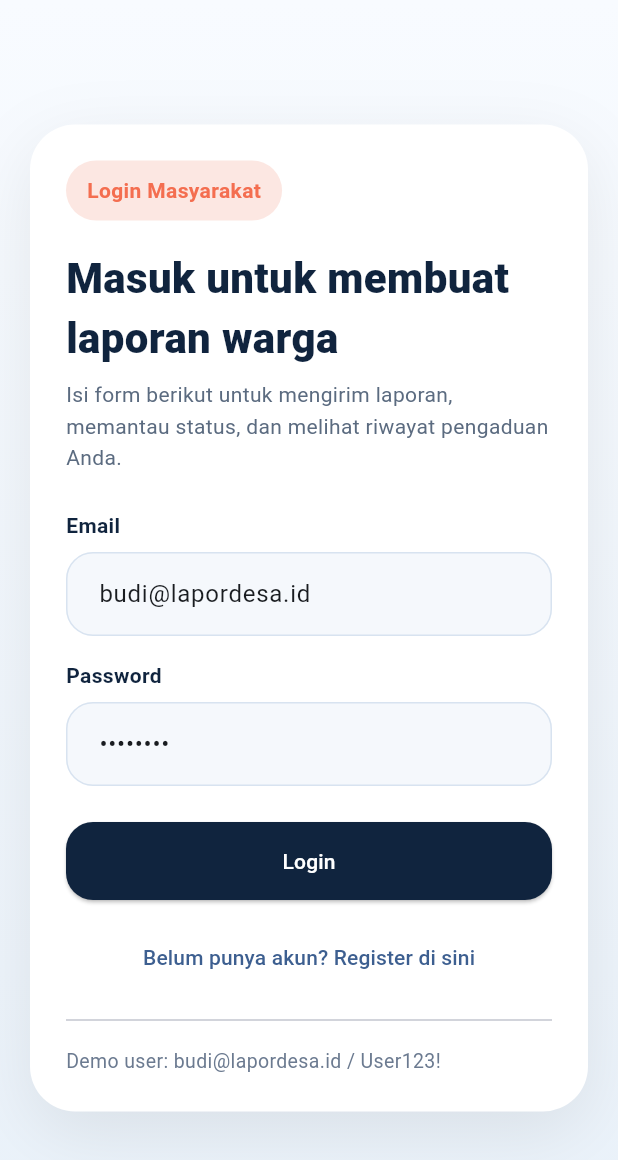
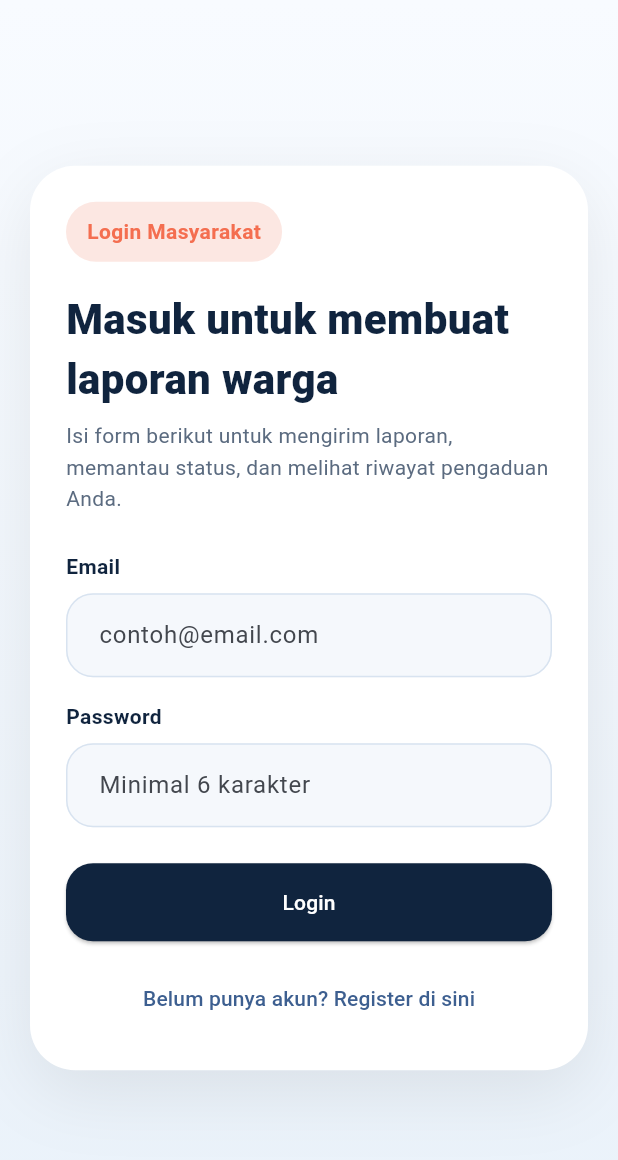
Before and after one commit to Erwingtw11/Lapor-Desa, a Flutter app: the screen it shows after launch, on a phone screen of 412 x 824 dp. Shown: the top 1160 px of the screen. Run offline on Flutter 3.47's test engine with Material 3 defaults, Android fonts, the phone set to English and light mode, and no system bars; our stand-ins replace dio, image_picker, shared_preferences; accounts and stored records are empty.

Commit message:
feat: add report data model and implement user authentication screen

```diff
--- a/user_app/lib/screens/login_screen.dart
+++ b/user_app/lib/screens/login_screen.dart
@@ -14,8 +14,8 @@ class LoginScreen extends StatefulWidget {
 
 class _LoginScreenState extends State<LoginScreen> {
   final _formKey = GlobalKey<FormState>();
-  final _emailController = TextEditingController(text: 'budi@lapordesa.id');
-  final _passwordController = TextEditingController(text: 'User123!');
+  final _emailController = TextEditingController();
+  final _passwordController = TextEditingController();
 
   @override
   void dispose() {
@@ -186,16 +186,6 @@ class _LoginScreenState extends State<LoginScreen> {
                           child: const Text('Belum punya akun? Register di sini'),
                         ),
                       ),
-                      const SizedBox(height: 10),
-                      const Divider(),
-                      const SizedBox(height: 10),
-                      const Text(
-                        'Demo user: budi@lapordesa.id / User123!',
-                        style: TextStyle(
-                          fontSize: 13,
-                          color: Color(0xFF6B7A90),
-                        ),
-                      ),
                     ],
                   ),
                 ),
```
Also changed, not shown: user_app/lib/models/report_model.dart (+4 -4 lines).
